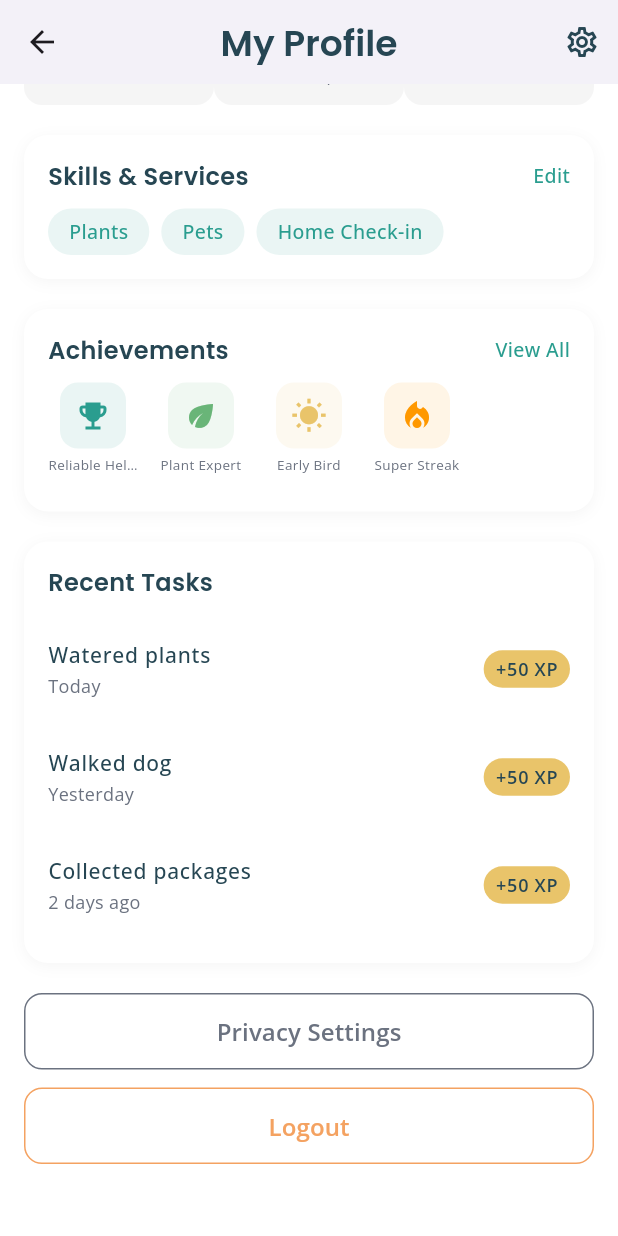
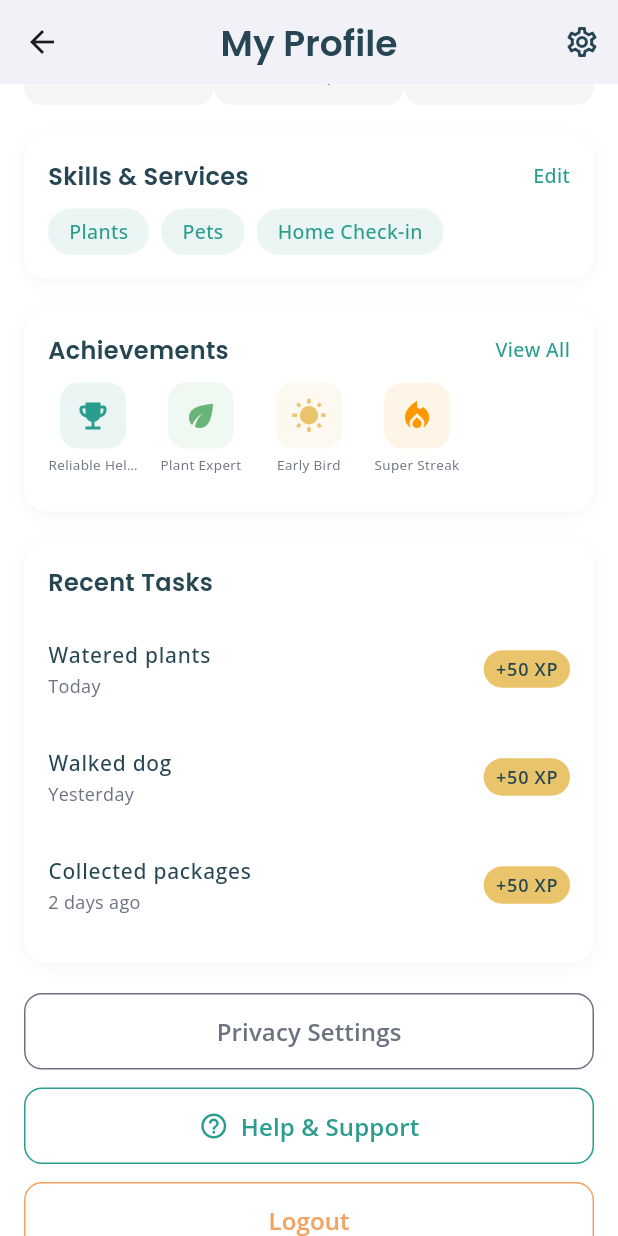
Before and after one commit to COS301-SE-2026/Supa-Neighbour, a Flutter app: the ProfileScreen screen opened directly, scrolled down 467 dp, on a phone screen of 412 x 824 dp. Run offline on Flutter 3.47's test engine with Material 3 defaults, Android fonts, the phone set to English and light mode, and no system bars; our stand-ins replace dio, firebase_auth, firebase_core, flutter_svg, google_fonts, image_picker and 1 more; accounts and stored records are empty.

Commit message:
added Help Menu screen with FAQs and support section

```diff
--- a/frontend/lib/screens/profile/profile_screen.dart
+++ b/frontend/lib/screens/profile/profile_screen.dart
@@ -5,6 +5,7 @@ import '../../models/user_model.dart';
 import '../../models/auth_session.dart';
 import 'package:supa_neighbour/screens/profile/achievements_screen.dart';
 import 'package:supa_neighbour/screens/profile/settings_screen.dart';
+import '../help/help_menu_screen.dart';
 
 class ProfileScreen extends StatefulWidget {
   const ProfileScreen({super.key});
@@ -739,7 +740,7 @@ final List<Map<String, dynamic>> _achievements = [
     );
   }
 
- Widget _buildActionButtons() {
+  Widget _buildActionButtons() {
   return Column(
     children: [
       SizedBox(
@@ -767,6 +768,46 @@ final List<Map<String, dynamic>> _achievements = [
               fontSize: 16,
               fontWeight: FontWeight.w600,
             ),
+          ),
+        ),
+      ),
+      const SizedBox(height: 12),
+      SizedBox(
+        width: double.infinity,
+        child: OutlinedButton(
+          onPressed: () {
+            Navigator.push(
+              context,
+              MaterialPageRoute(
+                builder: (context) => const HelpMenuScreen(),
+              ),
+            );
+          },
+          style: OutlinedButton.styleFrom(
+            side: const BorderSide(color: AppColors.primaryTeal),
+            shape: RoundedRectangleBorder(
+              borderRadius: BorderRadius.circular(12),
+            ),
+            padding: const EdgeInsets.symmetric(vertical: 14),
+          ),
+          child: Row(
+            mainAxisAlignment: MainAxisAlignment.center,
+            children: [
+              Icon(
+                Icons.help_outline,
+                color: AppColors.primaryTeal,
+                size: 20,
+              ),
+              const SizedBox(width: 8),
+              Text(
+                'Help & Support',
+                style: GoogleFonts.openSans(
+                  color: AppColors.primaryTeal,
+                  fontSize: 16,
+                  fontWeight: FontWeight.w600,
+                ),
+              ),
+            ],
           ),
         ),
       ),
```
Also changed, not shown: frontend/lib/screens/help/help_menu_screen.dart (added, +180 -0 lines).
